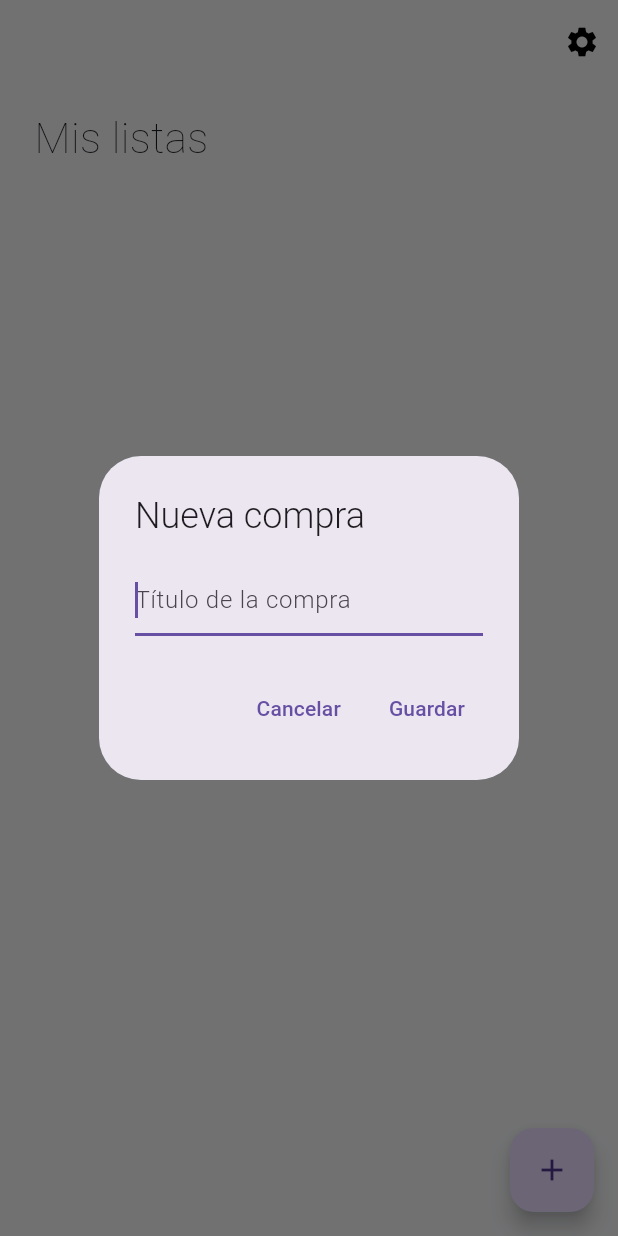
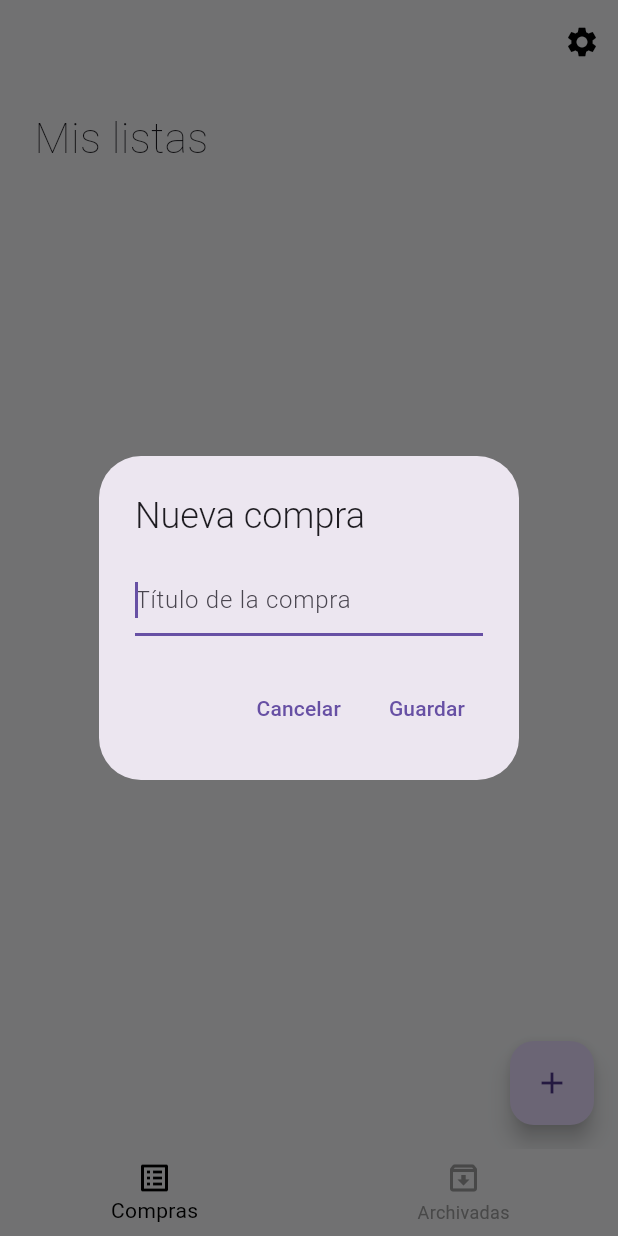
Before and after one commit to roby-dev/smart_spend_app, a Flutter app: the screen it shows after launch, after a tap on the "add" icon, on a phone screen of 412 x 824 dp. Run offline on Flutter 3.47's test engine with Material 3 defaults, Android fonts, the phone set to English and light mode, and no system bars; our stand-ins replace drift, file_picker, firebase_auth, firebase_core, flutter_native_splash, flutter_riverpod and 3 more; missing offline and left inert: googleapis; accounts and stored records are empty; generated files the repository leaves out were written again.

Commit message:
adding archive

```diff
--- a/lib/config/database/database_helper_drift.dart
+++ b/lib/config/database/database_helper_drift.dart
@@ -12,6 +12,7 @@ class Compras extends Table {
   IntColumn get id => integer().autoIncrement()();
   TextColumn get titulo => text()();
   TextColumn get fecha => text()();
+  BoolColumn get archivado => boolean().withDefault(const Constant(false))();
 }
 
 @DataClassName('CompraDetalle')
--- a/lib/config/router/app_router.dart
+++ b/lib/config/router/app_router.dart
@@ -1,56 +1,86 @@
 import 'package:flutter/material.dart';
 import 'package:go_router/go_router.dart';
 import 'package:smart_spend_app/features/compra_detalle/routes/compra_detalle_router.dart';
+import 'package:smart_spend_app/features/compras_archivadas/routes/archivadas_router.dart';
 import 'package:smart_spend_app/features/home/routes/home_router.dart';
-import 'package:smart_spend_app/features/shared/layouts/layout_1.dart';
+import 'package:smart_spend_app/features/shared/layouts/bottom_nav_1.dart';
 import 'package:smart_spend_app/features/shared/layouts/layout_2.dart';
 
 final GlobalKey<NavigatorState> rootNavigatorKey = GlobalKey<NavigatorState>();
 final GlobalKey<NavigatorState> mainShellNavigatorKey =
     GlobalKey<NavigatorState>();
 
+// Guarda la última ruta visitada para saber si ir hacia la izquierda o derecha
+String _lastLocation = '/home';
+
 final appRouter = GoRouter(
   initialLocation: '/home',
   navigatorKey: rootNavigatorKey,
   routes: <RouteBase>[
     ShellRoute(
-      builder: (context, state, child) => Layout1(child: child),
-      routes: [homeRouter],
+      builder: (context, state, child) => BottomNavLayout1(child: child),
+      routes: [
+        homeRouter,
+        archivadasRouter,
+      ],
     ),
     ShellRoute(
-        builder: (context, state, child) => Layout2(child: child),
-        routes: [compraDetalleRouter],
-        navigatorKey: mainShellNavigatorKey)
+      builder: (context, state, child) => Layout2(child: child),
+      routes: [
+        compraDetalleRouter,
+      ],
+      navigatorKey: mainShellNavigatorKey,
+    ),
   ],
 );
 
-CustomTransitionPage transition<T>({
+/// Página con transición animada personalizada (izq/der dependiendo del orden)
+CustomTransitionPage<T> transition<T>({
   required BuildContext context,
   required GoRouterState state,
   required Widget child,
 }) {
+  // Usa state.uri.toString() en lugar de location (location NO existe en GoRouterState)
+  final current = state.uri.toString();
+  final isForward = _isForwardTransition(_lastLocation, current);
+  _lastLocation = current;
+
+  final beginOffset =
+      isForward ? const Offset(1.0, 0.0) : const Offset(-1.0, 0.0);
+
   return CustomTransitionPage<T>(
     key: state.pageKey,
     child: child,
     transitionsBuilder: (context, animation, secondaryAnimation, child) {
-      const begin = Offset(1.0, 0.0);
-      const end = Offset.zero;
-      const curve = Curves.easeInOutSine;
+      final slideTween = Tween<Offset>(
+        begin: beginOffset,
+        end: Offset.zero,
+      ).chain(CurveTween(curve: Curves.easeInOut));
 
-      var tween = Tween(begin: begin, end: end).chain(CurveTween(curve: curve));
-      var offsetAnimation = animation.drive(tween);
-
-      var fadeTween = Tween(begin: 0.7, end: 1.0);
-      var fadeAnimation = animation.drive(fadeTween);
+      final fadeTween = Tween<double>(begin: 0.7, end: 1.0);
 
       return FadeTransition(
-        opacity: fadeAnimation,
-        child: SlideTransition(position: offsetAnimation, child: child),
+        opacity: animation.drive(fadeTween),
+        child: SlideTransition(
+          position: animation.drive(slideTween),
+          child: child,
+        ),
       );
     },
   );
 }
 
+/// Compara dos rutas para saber si la navegación fue hacia adelante o atrás
+bool _isForwardTransition(String from, String to) {
+  final order = ['/home', '/archivadas']; // Orden lógico de las tabs
+
+  final fromIndex = order.indexOf(from);
+  final toIndex = order.indexOf(to);
+
+  return toIndex >= fromIndex;
+}
+
+/// Builder por defecto para usar la transición animada
 Page<dynamic> Function(BuildContext, GoRouterState) defaultPageBuilder<T>({
   required Widget child,
   Brightness? brightness,
--- /dev/null
+++ b/lib/features/compras_archivadas/routes/archivadas_router.dart
@@ -0,0 +1,10 @@
+import 'package:go_router/go_router.dart';
+import 'package:smart_spend_app/config/router/app_router.dart';
+import 'package:smart_spend_app/features/compras_archivadas/screens/compras_archivadas_screen.dart';
+
+final archivadasRouter = GoRoute(
+  path: '/archivadas',
+  pageBuilder: defaultPageBuilder(
+    child: const ComprasArchivadasScreen(),
+  ),
+);
--- a/lib/features/home/providers/home_provider.dart
+++ b/lib/features/home/providers/home_provider.dart
@@ -64,7 +64,9 @@ class HomeNotifier extends Notifier<HomeState> {
   }
 
   Future<void> loadCompras() async {
-    final compras = await _db.select(_db.compras).get();
+    final compras = await (_db.select(_db.compras)
+          ..where((tbl) => tbl.archivado.equals(false)))
+        .get();
 
     // Obtener detalles asociados
     final comprasConDetalles = await Future.wait(compras.map((compra) async {
@@ -230,6 +232,40 @@ class HomeNotifier extends Notifier<HomeState> {
     ref.read(compraDetalleProvider.notifier).initLoading();
     router.push('/compra-detalle');
   }
+
+  Future<void> archiveCompra(int compraId) async {
+    await (_db.update(_db.compras)..where((tbl) => tbl.id.equals(compraId)))
+        .write(const ComprasCompanion(archivado: Value(true)));
+
+    await loadCompras();
+  }
+
+  Future<void> archiveSelectedCompras() async {
+    for (var compraId in state.selectedCompras) {
+      await archiveCompra(compraId);
+    }
+    toggleComprasSelection();
+    await loadCompras();
+  }
+
+  Future<void> showArchiveConfirmationDialog({
+    required BuildContext context,
+  }) async {
+    dialogAgregarCompraKey = GlobalKey();
+
+    return showDialog<void>(
+      context: context,
+      builder: (_) => DeleteConfirmationDialog(
+        onPressed: () async {
+          await archiveSelectedCompras();
+          Navigator.of(context).pop();
+        },
+        title: '¿Archivar compras?',
+        message: 'Estas compras se moverán a la sección de archivadas.',
+        confirmText: 'Archivar',
+      ),
+    );
+  }
 }
 
 class HomeState {
--- /dev/null
+++ b/lib/features/shared/layouts/bottom_nav_1.dart
@@ -0,0 +1,47 @@
+import 'package:flutter/material.dart';
+import 'package:go_router/go_router.dart';
+import 'package:smart_spend_app/features/shared/layouts/layout_1.dart';
+
+class BottomNavLayout1 extends StatelessWidget {
+  final Widget child;
+
+  const BottomNavLayout1({super.key, required this.child});
+
+  @override
+  Widget build(BuildContext context) {
+    final location = GoRouterState.of(context).uri.toString();
+    final currentIndex = location.startsWith('/archivadas') ? 1 : 0;
+
+    return Layout1(
+      child: Scaffold(
+        backgroundColor: Colors.transparent,
+        body: child,
+        bottomNavigationBar: SafeArea(
+          top: false,
+          child: BottomNavigationBar(
+            currentIndex: currentIndex,
+            onTap: (index) {
+              if (index == 0) context.go('/home');
+              if (index == 1) context.go('/archivadas');
+            },
+            selectedItemColor: Colors.black,
+            unselectedItemColor: Colors.grey,
+            backgroundColor: Colors.transparent,
+            elevation: 0,
+            type: BottomNavigationBarType.fixed,
+            items: const [
+              BottomNavigationBarItem(
+                icon: Icon(Icons.list_alt_outlined),
+                label: 'Compras',
+              ),
+              BottomNavigationBarItem(
+                icon: Icon(Icons.archive_outlined),
+                label: 'Archivadas',
+              ),
+            ],
+          ),
+        ),
+      ),
+    );
+  }
+}
--- a/lib/features/shared/layouts/layout_1.dart
+++ b/lib/features/shared/layouts/layout_1.dart
@@ -1,5 +1,7 @@
 import 'package:flutter/material.dart';
 import 'package:flutter_riverpod/flutter_riverpod.dart';
+import 'package:go_router/go_router.dart';
+import 'package:smart_spend_app/features/compras_archivadas/provider/archivadas_provider.dart';
 import 'package:smart_spend_app/features/shared/providers/session_provider.dart';
 import 'package:smart_spend_app/features/shared/widgets/appbar.dart';
 import 'package:smart_spend_app/features/home/providers/home_provider.dart';
@@ -20,14 +22,30 @@ class Layout1State extends ConsumerState<Layout1> {
   @override
   Widget build(BuildContext context) {
     final homeState = ref.watch(homeProvider);
+    final isInArchivadasView =
+        GoRouterState.of(context).uri.toString().startsWith('/archivadas');
+    final showRestoreOnly = isInArchivadasView && homeState.isComprasSelected;
 
     return Scaffold(
       appBar: MyAppBar(
+        showRestoreOnly: showRestoreOnly,
+        onRestore: () async {
+          final selectedIds = ref.read(homeProvider).selectedCompras;
+          await ref
+              .read(archivadasProvider.notifier)
+              .restoreSelected(selectedIds);
+          ref.read(homeProvider.notifier).deselectAllCompras();
+        },
         showDeleteAction: homeState.isComprasSelected,
         onDelete: () async {
           await ref
               .read(homeProvider.notifier)
               .showDeleteConfirmationDialog(context: context);
+        },
+        onArchive: () async {
+          await ref
+              .read(homeProvider.notifier)
+              .showArchiveConfirmationDialog(context: context);
         },
         onCancel: () {
           ref.read(homeProvider.notifier).toggleComprasSelection();
--- a/lib/features/shared/providers/session_provider.dart
+++ b/lib/features/shared/providers/session_provider.dart
@@ -13,17 +13,16 @@ import 'package:smart_spend_app/config/database/database_helper_drift.dart';
 import 'package:smart_spend_app/features/home/providers/home_provider.dart';
 import 'package:smart_spend_app/main.dart';
 
-final sessionProvider = StateNotifierProvider<SessionNotifier, SessionState>(
-    (ref) => SessionNotifier(ref));
+final sessionProvider =
+    NotifierProvider<SessionNotifier, SessionState>(() => SessionNotifier());
 
 final FirebaseAuth _auth = FirebaseAuth.instance;
 
-class SessionNotifier extends StateNotifier<SessionState> {
-  SessionNotifier(this.ref) : super(SessionState());
-
-  final StateNotifierProviderRef ref;
-
-  AppDatabase get _db => ref.read(databaseProvider);
+class SessionNotifier extends Notifier<SessionState> {
+  @override
+  SessionState build() {
+    return SessionState();
+  }
 
   final GoogleSignIn googleSignIn = GoogleSignIn(
     scopes: [
--- a/lib/features/shared/widgets/appbar.dart
+++ b/lib/features/shared/widgets/appbar.dart
@@ -7,8 +7,11 @@ class MyAppBar extends StatelessWidget implements PreferredSizeWidget {
   final Size preferredSize = const Size(double.infinity, 56);
 
   final bool showDeleteAction;
+  final bool showRestoreOnly;
   final VoidCallback? onDelete;
   final VoidCallback? onCancel;
+  final VoidCallback? onArchive;
+  final VoidCallback? onRestore;
 
   final VoidCallback importFromJson;
   final VoidCallback exportToJson;
@@ -19,12 +22,15 @@ class MyAppBar extends StatelessWidget implements PreferredSizeWidget {
   const MyAppBar({
     super.key,
     this.showDeleteAction = false,
+    this.showRestoreOnly = false,
     this.onDelete,
     this.onCancel,
+    this.onRestore,
     required this.importFromJson,
     required this.exportToJson,
     this.user,
     required this.signOut,
+    this.onArchive,
   });
 
   @override
@@ -41,14 +47,25 @@ class MyAppBar extends StatelessWidget implements PreferredSizeWidget {
             )
           : null,
       actions: [
-        showDeleteAction
-            ? IconButton(
+        if (showRestoreOnly)
+          IconButton(
+            icon: const Icon(Icons.unarchive_outlined),
+            onPressed: onRestore,
+            tooltip: 'Restaurar',
+          )
+        else if (showDeleteAction) ...[
+          IconButton(
+            icon: const Icon(Icons.archive_outlined),
+            onPressed: onArchive,
+            tooltip: 'Archivar',
+          ),
+          IconButton(
             icon: const Icon(Icons.delete),
             onPressed: onDelete,
-                color: AppColors.gray700,
-                iconSize: 30,
+            tooltip: 'Eliminar',
           )
-            : PopupMenuButton<int>(
+        ] else
+          PopupMenuButton<int>(
             onSelected: (item) {
               if (item == 0) {
                 exportToJson();
```
Also changed, not shown: lib/features/compras_archivadas/provider/archivadas_provider.dart (added, +76 -0 lines), lib/features/compras_archivadas/screens/compras_archivadas_screen.dart (added, +55 -0 lines), lib/features/home/widgets/dialog_confirmar_eliminar.dart (+14 -5 lines), lib/features/home/widgets/mis_compras.dart (+6 -4 lines), lib/models/compra_model.dart (+12 -7 lines), lib/config/database/database_helper_drift.g.dart, pubspec.lock, 4 other files. Lines whose indentation alone changed are shown as unchanged.
